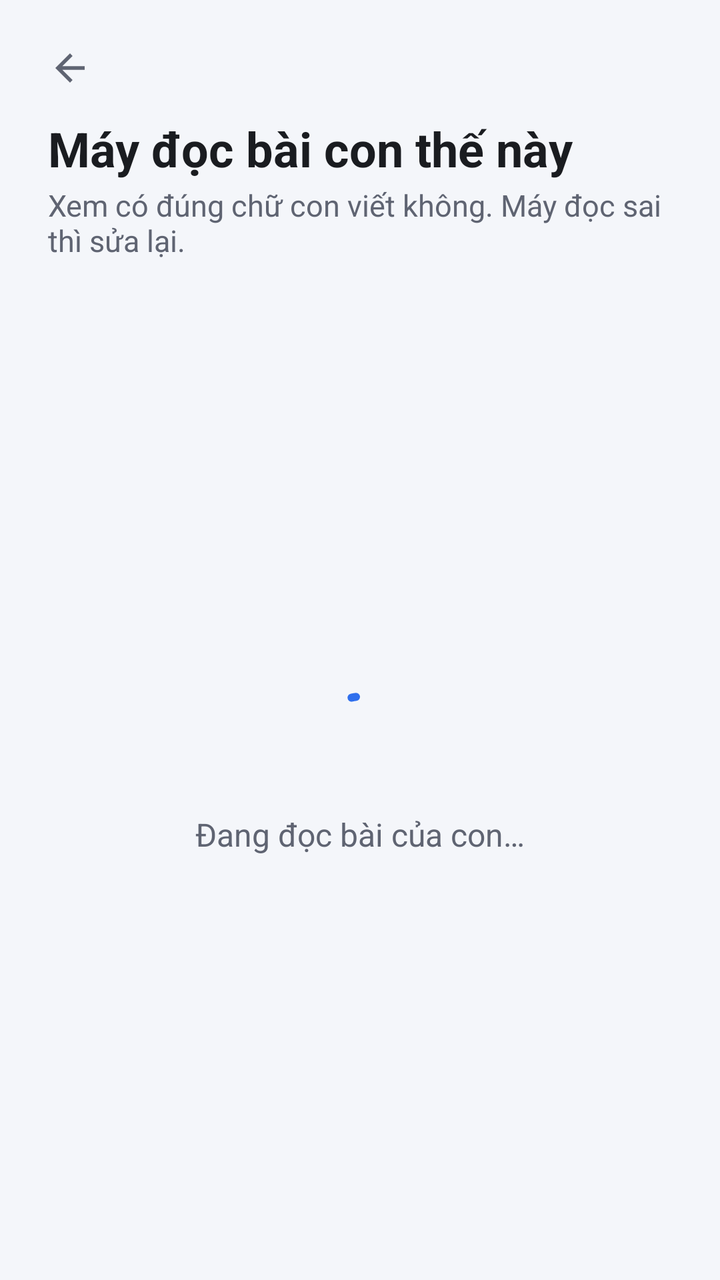
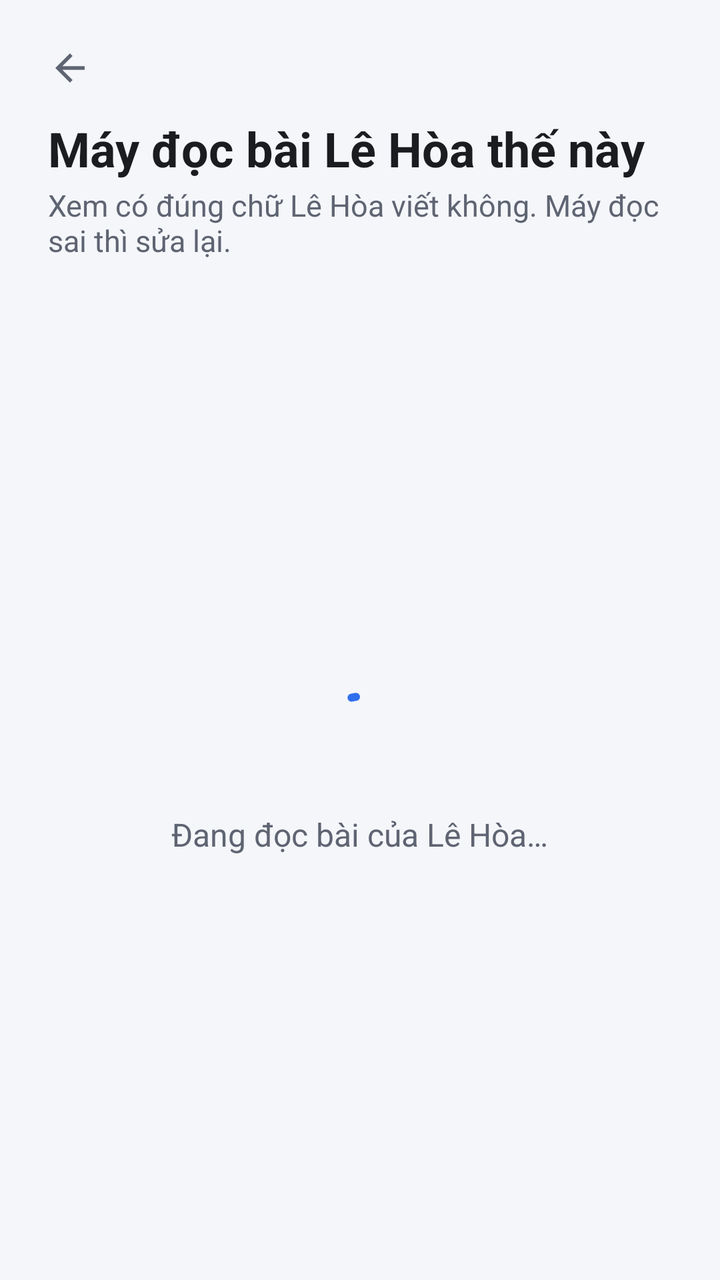

An Android layout rendered at two revisions. The XML below is the earlier revision; the diff shows what the commit changed to produce the second picture.
<!-- AndroidManifest.xml: application theme Theme.HomeworkGate -->
<!-- res/layout/st_activity_soat_bai.xml -->
<?xml version="1.0" encoding="utf-8"?>
<androidx.constraintlayout.widget.ConstraintLayout
    xmlns:android="http://schemas.android.com/apk/res/android"
    xmlns:app="http://schemas.android.com/apk/res-auto"
    android:id="@+id/goc"
    android:layout_width="match_parent"
    android:layout_height="match_parent">

    <LinearLayout
        android:layout_width="0dp"
        android:layout_height="0dp"
        android:orientation="vertical"
        app:layout_constraintBottom_toBottomOf="parent"
        app:layout_constraintEnd_toEndOf="parent"
        app:layout_constraintStart_toStartOf="parent"
        app:layout_constraintTop_toTopOf="parent"
        app:layout_constraintWidth_max="@dimen/st_be_rong_toi_da">

        <com.google.android.material.button.MaterialButton
            android:id="@+id/nut_quay_lai"
            style="@style/Widget.Material3.Button.IconButton"
            android:layout_width="48dp"
            android:layout_height="48dp"
            android:layout_marginStart="10dp"
            android:layout_marginTop="10dp"
            android:contentDescription="Quay lại"
            app:icon="@drawable/st_ic_quay_lai"
            app:iconSize="22dp"
            app:iconTint="@color/ink_soft" />

        <TextView
            android:id="@+id/tieu_de"
            android:layout_width="match_parent"
            android:layout_height="wrap_content"
            android:paddingHorizontal="@dimen/st_le_ngang"
            android:text="Máy đọc bài con thế này"
            android:textColor="@color/ink"
            android:textSize="24sp"
            android:textStyle="bold" />

        <TextView
            android:id="@+id/phu_de"
            android:layout_width="match_parent"
            android:layout_height="wrap_content"
            android:layout_marginTop="2dp"
            android:paddingHorizontal="@dimen/st_le_ngang"
            android:text="Xem có đúng chữ con viết không. Máy đọc sai thì sửa lại."
            android:textColor="@color/ink_soft"
            android:textSize="15sp" />

        
        <LinearLayout
            android:id="@+id/khung_cho"
            android:layout_width="match_parent"
            android:layout_height="0dp"
            android:layout_weight="1"
            android:gravity="center"
            android:orientation="vertical">

            <com.google.android.material.progressindicator.CircularProgressIndicator
                android:layout_width="wrap_content"
                android:layout_height="wrap_content"
                android:indeterminate="true"
                app:indicatorColor="@color/brand" />

            <TextView
                android:id="@+id/chu_cho"
                android:layout_width="wrap_content"
                android:layout_height="wrap_content"
                android:layout_marginTop="16dp"
                android:text="Đang đọc bài của con…"
                android:textColor="@color/ink_soft"
                android:textSize="16sp" />
        </LinearLayout>

        <ScrollView
            android:id="@+id/khung_cuon"
            android:layout_width="match_parent"
            android:layout_height="0dp"
            android:layout_weight="1"
            android:fillViewport="true"
            android:scrollbars="none"
            android:visibility="gone">

            <LinearLayout
                android:id="@+id/danh_sach"
                android:layout_width="match_parent"
                android:layout_height="wrap_content"
                android:orientation="vertical"
                android:paddingHorizontal="@dimen/st_le_ngang"
                android:paddingTop="12dp"
                android:paddingBottom="20dp" />
        </ScrollView>

        
        <HorizontalScrollView
            android:id="@+id/dai_toan"
            android:layout_width="match_parent"
            android:layout_height="wrap_content"
            android:background="@color/brand_soft"
            android:scrollbars="none"
            android:visibility="gone">

            <LinearLayout
                android:id="@+id/nut_toan"
                android:layout_width="wrap_content"
                android:layout_height="wrap_content"
                android:orientation="horizontal"
                android:paddingHorizontal="8dp"
                android:paddingVertical="6dp" />
        </HorizontalScrollView>

        <LinearLayout
            android:id="@+id/day_nut"
            android:layout_width="match_parent"
            android:layout_height="wrap_content"
            android:orientation="vertical"
            android:paddingHorizontal="@dimen/st_le_ngang"
            android:paddingTop="10dp"
            android:paddingBottom="22dp"
            android:visibility="gone">

            <TextView
                android:id="@+id/dem_cau"
                android:layout_width="match_parent"
                android:layout_height="wrap_content"
                android:layout_marginBottom="10dp"
                android:gravity="center"
                android:textColor="@color/ink_soft"
                android:textSize="14sp" />

            <com.google.android.material.button.MaterialButton
                android:id="@+id/nut_gui"
                android:layout_width="match_parent"
                android:layout_height="64dp"
                android:text="Gửi cho ba Huy"
                android:textSize="18sp"
                app:cornerRadius="20dp" />

            <com.google.android.material.button.MaterialButton
                android:id="@+id/nut_chup_lai"
                style="@style/Widget.Material3.Button.TextButton"
                android:layout_width="match_parent"
                android:layout_height="48dp"
                android:text="Chụp lại cả bài"
                android:textSize="15sp" />
        </LinearLayout>
    </LinearLayout>
</androidx.constraintlayout.widget.ConstraintLayout>
<!-- resources referenced by this layout -->
<resources>
  <color name="brand">#2F6FED</color>
  <color name="brand_soft">#E8F0FE</color>
  <color name="ink">#1A1C20</color>
  <color name="ink_soft">#5F6472</color>
  <dimen name="st_be_rong_toi_da">720dp</dimen>
  <dimen name="st_le_ngang">24dp</dimen>
  <!-- drawable st_ic_quay_lai (drawable) -->
  <vector xmlns:android="http://schemas.android.com/apk/res/android"
      android:width="24dp" android:height="24dp"
      android:viewportWidth="24" android:viewportHeight="24"
      android:autoMirrored="true">
      <path android:fillColor="#FFFFFF"
          android:pathData="M20,11H7.83l5.59,-5.59L12,4l-8,8 8,8 1.41,-1.41L7.83,13H20v-2z" />
  </vector>
  <style name="Theme.HomeworkGate" parent="Theme.Material3.Light.NoActionBar">
          <item name="colorPrimary">@color/brand</item>
          <item name="colorOnPrimary">#FFFFFF</item>
          <item name="colorPrimaryContainer">@color/brand_soft</item>
          <item name="colorOnPrimaryContainer">@color/brand_dark</item>
          <item name="android:colorBackground">@color/canvas</item>
          <item name="colorSurface">@color/surface</item>
          <item name="colorOnSurface">@color/ink</item>
          <item name="android:statusBarColor">@color/canvas</item>
          <item name="android:navigationBarColor">@color/canvas</item>
          <item name="android:windowLightStatusBar">true</item>
          <item name="android:windowLightNavigationBar">true</item>
      </style>
  <color name="brand_dark">#1B4FC0</color>
  <color name="canvas">#F4F6FA</color>
  <color name="surface">#FFFFFF</color>
</resources>

<!-- the commit's change to res/layout/st_activity_soat_bai.xml (unified diff, before → after) -->
@@ -13,8 +13,7 @@
         app:layout_constraintBottom_toBottomOf="parent"
         app:layout_constraintEnd_toEndOf="parent"
         app:layout_constraintStart_toStartOf="parent"
-        app:layout_constraintTop_toTopOf="parent"
-        app:layout_constraintWidth_max="@dimen/st_be_rong_toi_da">
+        app:layout_constraintTop_toTopOf="parent">
 
         <com.google.android.material.button.MaterialButton
             android:id="@+id/nut_quay_lai"
@@ -33,7 +32,7 @@
             android:layout_width="match_parent"
             android:layout_height="wrap_content"
             android:paddingHorizontal="@dimen/st_le_ngang"
-            android:text="Máy đọc bài con thế này"
+            android:text="Máy đọc bài Lê Hòa thế này"
             android:textColor="@color/ink"
             android:textSize="24sp"
             android:textStyle="bold" />
@@ -44,7 +43,7 @@
             android:layout_height="wrap_content"
             android:layout_marginTop="2dp"
             android:paddingHorizontal="@dimen/st_le_ngang"
-            android:text="Xem có đúng chữ con viết không. Máy đọc sai thì sửa lại."
+            android:text="Xem có đúng chữ Lê Hòa viết không. Máy đọc sai thì sửa lại."
             android:textColor="@color/ink_soft"
             android:textSize="15sp" />
 
@@ -68,7 +67,7 @@
                 android:layout_width="wrap_content"
                 android:layout_height="wrap_content"
                 android:layout_marginTop="16dp"
-                android:text="Đang đọc bài của con…"
+                android:text="Đang đọc bài của Lê Hòa…"
                 android:textColor="@color/ink_soft"
                 android:textSize="16sp" />
         </LinearLayout>
<!-- resource entries referenced after the edit -->
@@ -4,7 +4,6 @@
   <color name="brand_soft">#E8F0FE</color>
   <color name="ink">#1A1C20</color>
   <color name="ink_soft">#5F6472</color>
-  <dimen name="st_be_rong_toi_da">720dp</dimen>
   <dimen name="st_le_ngang">24dp</dimen>
   <!-- drawable st_ic_quay_lai (drawable) -->
   <vector xmlns:android="http://schemas.android.com/apk/res/android"
